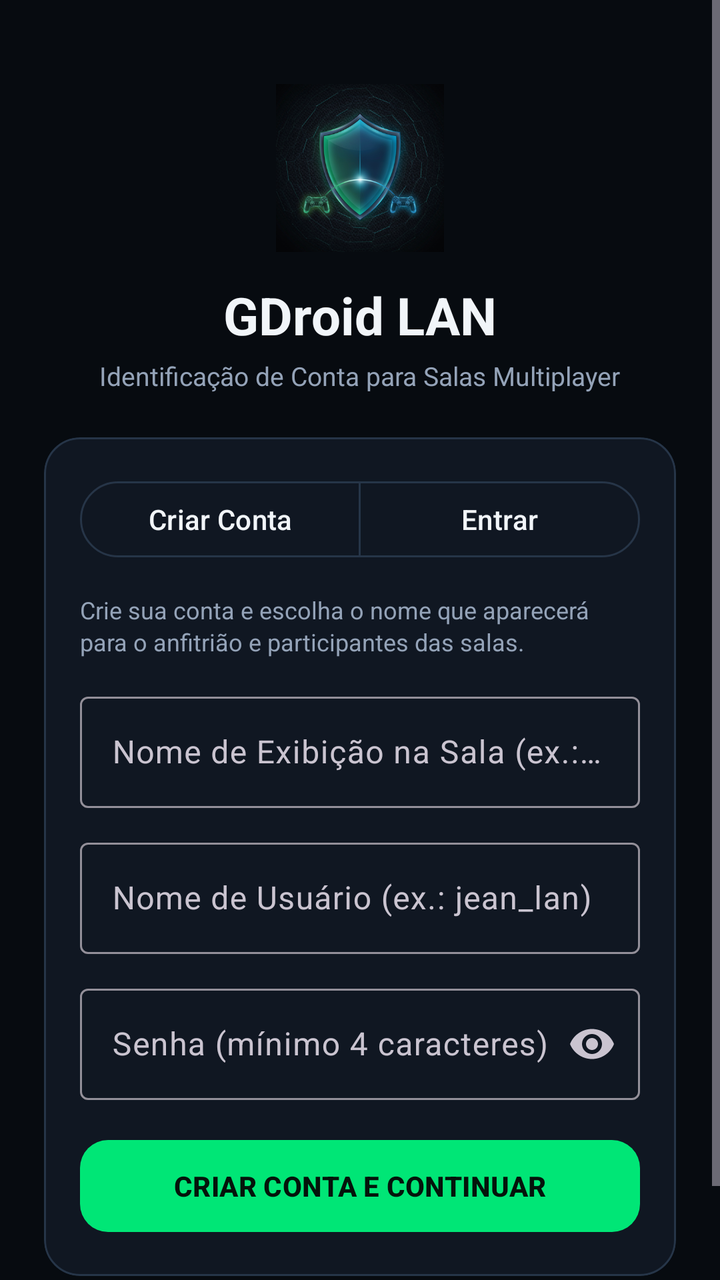
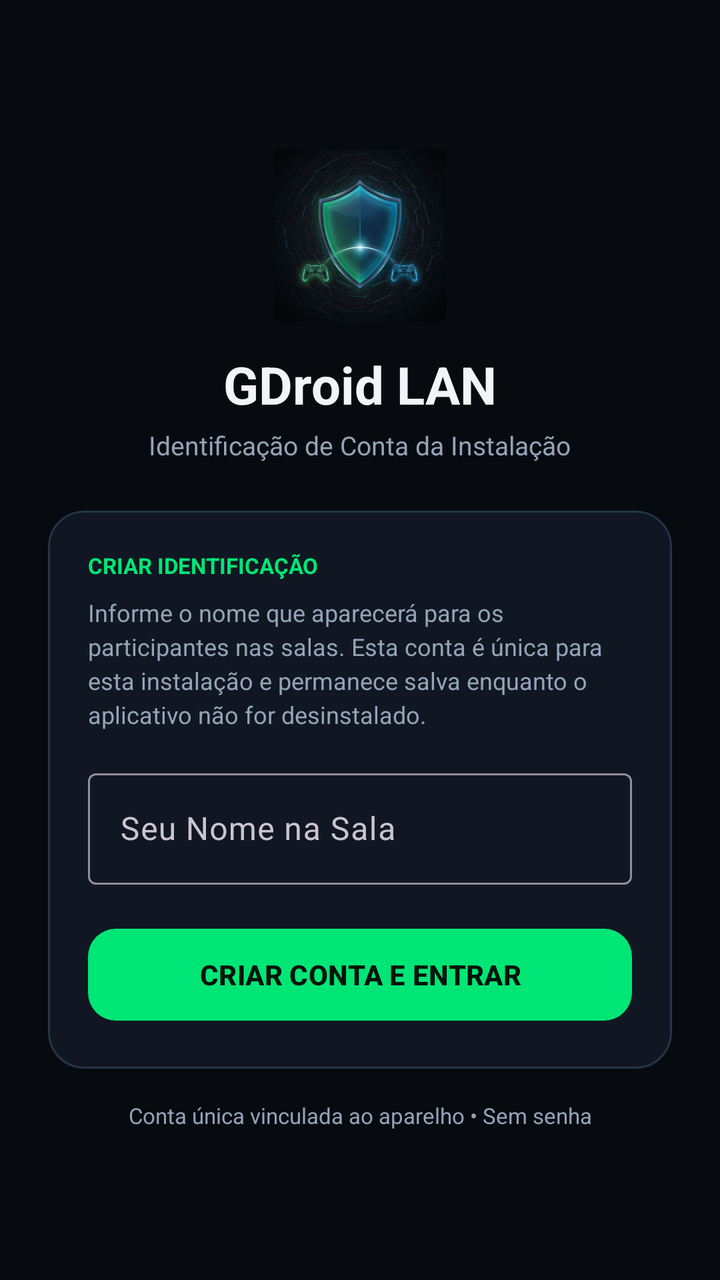

The first picture is an Android layout as it rendered before a commit; the second is the same layout after the commit. The layout source and the unified diff follow.
<!-- AndroidManifest.xml: application theme Theme.GDroidLAN -->
<!-- res/layout/activity_auth.xml -->
<?xml version="1.0" encoding="utf-8"?>
<ScrollView xmlns:android="http://schemas.android.com/apk/res/android"
    xmlns:app="http://schemas.android.com/apk/res-auto"
    android:layout_width="match_parent"
    android:layout_height="match_parent"
    android:background="@color/bg_obsidian"
    android:fillViewport="true">

    <LinearLayout
        android:layout_width="match_parent"
        android:layout_height="wrap_content"
        android:gravity="center_horizontal"
        android:orientation="vertical"
        android:padding="22dp">

        <ImageView
            android:layout_width="84dp"
            android:layout_height="84dp"
            android:layout_marginTop="20dp"
            android:contentDescription="@string/app_name"
            android:src="@drawable/img_hero_logo" />

        <TextView
            android:layout_width="wrap_content"
            android:layout_height="wrap_content"
            android:layout_marginTop="14dp"
            android:text="GDroid LAN"
            android:textColor="@color/text_primary"
            android:textSize="26sp"
            android:textStyle="bold" />

        <TextView
            android:layout_width="wrap_content"
            android:layout_height="wrap_content"
            android:layout_marginTop="4dp"
            android:gravity="center"
            android:text="Identificação de Conta para Salas Multiplayer"
            android:textColor="@color/text_secondary"
            android:textSize="13sp" />

        <com.google.android.material.card.MaterialCardView
            android:layout_width="match_parent"
            android:layout_height="wrap_content"
            android:layout_marginTop="22dp"
            app:cardBackgroundColor="@color/surface_card"
            app:cardCornerRadius="18dp"
            app:cardElevation="0dp"
            app:strokeColor="@color/stroke_subtle"
            app:strokeWidth="1dp">

            <LinearLayout
                android:layout_width="match_parent"
                android:layout_height="wrap_content"
                android:orientation="vertical"
                android:padding="18dp">

                <com.google.android.material.button.MaterialButtonToggleGroup
                    android:id="@+id/grupoAbaConta"
                    android:layout_width="match_parent"
                    android:layout_height="wrap_content"
                    app:selectionRequired="true"
                    app:singleSelection="true">

                    <com.google.android.material.button.MaterialButton
                        android:id="@+id/btnAbaCriarConta"
                        style="?attr/materialButtonOutlinedStyle"
                        android:layout_width="0dp"
                        android:layout_height="46dp"
                        android:layout_weight="1"
                        android:text="Criar Conta"
                        android:textColor="@color/text_primary"
                        app:strokeColor="@color/stroke_subtle" />

                    <com.google.android.material.button.MaterialButton
                        android:id="@+id/btnAbaEntrarConta"
                        style="?attr/materialButtonOutlinedStyle"
                        android:layout_width="0dp"
                        android:layout_height="46dp"
                        android:layout_weight="1"
                        android:text="Entrar"
                        android:textColor="@color/text_primary"
                        app:strokeColor="@color/stroke_subtle" />
                </com.google.android.material.button.MaterialButtonToggleGroup>

                <TextView
                    android:id="@+id/txtDescricaoConta"
                    android:layout_width="match_parent"
                    android:layout_height="wrap_content"
                    android:layout_marginTop="14dp"
                    android:lineSpacingExtra="2dp"
                    android:text="Crie sua conta e escolha o nome que aparecerá para o anfitrião e participantes das salas."
                    android:textColor="@color/text_secondary"
                    android:textSize="12sp" />

                
                <com.google.android.material.textfield.TextInputLayout
                    android:id="@+id/layoutNomeExibicao"
                    android:layout_width="match_parent"
                    android:layout_height="wrap_content"
                    android:layout_marginTop="14dp"
                    android:hint="Nome de Exibição na Sala (ex.: Jean)">

                    <com.google.android.material.textfield.TextInputEditText
                        android:id="@+id/edtNomeExibicao"
                        android:layout_width="match_parent"
                        android:layout_height="wrap_content"
                        android:inputType="textPersonName|textCapWords"
                        android:maxLength="24"
                        android:textColor="@color/text_primary" />
                </com.google.android.material.textfield.TextInputLayout>

                
                <com.google.android.material.textfield.TextInputLayout
                    android:layout_width="match_parent"
                    android:layout_height="wrap_content"
                    android:layout_marginTop="12dp"
                    android:hint="Nome de Usuário (ex.: jean_lan)">

                    <com.google.android.material.textfield.TextInputEditText
                        android:id="@+id/edtUsuario"
                        android:layout_width="match_parent"
                        android:layout_height="wrap_content"
                        android:inputType="textNoSuggestions"
                        android:maxLength="20"
                        android:textColor="@color/text_primary" />
                </com.google.android.material.textfield.TextInputLayout>

                
                <com.google.android.material.textfield.TextInputLayout
                    android:layout_width="match_parent"
                    android:layout_height="wrap_content"
                    android:layout_marginTop="12dp"
                    android:hint="Senha (mínimo 4 caracteres)"
                    app:endIconMode="password_toggle">

                    <com.google.android.material.textfield.TextInputEditText
                        android:id="@+id/edtSenha"
                        android:layout_width="match_parent"
                        android:layout_height="wrap_content"
                        android:inputType="textPassword"
                        android:maxLength="32"
                        android:textColor="@color/text_primary" />
                </com.google.android.material.textfield.TextInputLayout>

                <TextView
                    android:id="@+id/txtErroConta"
                    android:layout_width="match_parent"
                    android:layout_height="wrap_content"
                    android:layout_marginTop="10dp"
                    android:textColor="@color/danger_red"
                    android:textSize="12sp"
                    android:visibility="gone" />

                <com.google.android.material.button.MaterialButton
                    android:id="@+id/btnConfirmarConta"
                    android:layout_width="match_parent"
                    android:layout_height="54dp"
                    android:layout_marginTop="16dp"
                    android:text="CRIAR CONTA E CONTINUAR"
                    android:textColor="#04140B"
                    android:textSize="14sp"
                    android:textStyle="bold"
                    app:backgroundTint="@color/neon_emerald"
                    app:cornerRadius="14dp" />

            </LinearLayout>
        </com.google.android.material.card.MaterialCardView>

        <TextView
            android:layout_width="match_parent"
            android:layout_height="wrap_content"
            android:layout_marginTop="16dp"
            android:gravity="center"
            android:text="Acesso protegido localmente • Identificador único por conta"
            android:textColor="@color/text_secondary"
            android:textSize="11sp" />

    </LinearLayout>
</ScrollView>
<!-- resources referenced by this layout -->
<resources>
  <color name="bg_obsidian">#070B10</color>
  <color name="danger_red">#FF5252</color>
  <color name="neon_emerald">#00E676</color>
  <color name="stroke_subtle">#263548</color>
  <color name="surface_card">#101722</color>
  <color name="text_primary">#F1F5F9</color>
  <color name="text_secondary">#94A3B8</color>
  <!-- drawable img_hero_logo: png bitmap (drawable-nodpi, 236052 bytes) -->
  <string name="app_name">GDroid LAN</string>
  <style name="Theme.GDroidLAN" parent="Theme.Material3.Dark.NoActionBar">
          <item name="colorPrimary">@color/neon_emerald</item>
          <item name="colorOnPrimary">#04140B</item>
          <item name="colorSecondary">@color/neon_cyan</item>
          <item name="android:statusBarColor">@color/bg_obsidian</item>
          <item name="android:navigationBarColor">@color/bg_obsidian</item>
          <item name="android:windowBackground">@color/bg_obsidian</item>
      </style>
  <color name="neon_cyan">#00B8D4</color>
</resources>

<!-- the commit's change to res/layout/activity_auth.xml (unified diff, before → after) -->
@@ -9,14 +9,13 @@
     <LinearLayout
         android:layout_width="match_parent"
         android:layout_height="wrap_content"
-        android:gravity="center_horizontal"
+        android:gravity="center"
         android:orientation="vertical"
-        android:padding="22dp">
+        android:padding="24dp">
 
         <ImageView
-            android:layout_width="84dp"
-            android:layout_height="84dp"
-            android:layout_marginTop="20dp"
+            android:layout_width="86dp"
+            android:layout_height="86dp"
             android:contentDescription="@string/app_name"
             android:src="@drawable/img_hero_logo" />
 
@@ -34,14 +33,14 @@
             android:layout_height="wrap_content"
             android:layout_marginTop="4dp"
             android:gravity="center"
-            android:text="Identificação de Conta para Salas Multiplayer"
+            android:text="Identificação de Conta da Instalação"
             android:textColor="@color/text_secondary"
             android:textSize="13sp" />
 
         <com.google.android.material.card.MaterialCardView
             android:layout_width="match_parent"
             android:layout_height="wrap_content"
-            android:layout_marginTop="22dp"
+            android:layout_marginTop="24dp"
             app:cardBackgroundColor="@color/surface_card"
             app:cardCornerRadius="18dp"
             app:cardElevation="0dp"
@@ -52,94 +51,41 @@
                 android:layout_width="match_parent"
                 android:layout_height="wrap_content"
                 android:orientation="vertical"
-                android:padding="18dp">
+                android:padding="20dp">
 
-                <com.google.android.material.button.MaterialButtonToggleGroup
-                    android:id="@+id/grupoAbaConta"
+                <TextView
+                    android:layout_width="wrap_content"
+                    android:layout_height="wrap_content"
+                    android:text="CRIAR IDENTIFICAÇÃO"
+                    android:textColor="@color/neon_emerald"
+                    android:textSize="11sp"
+                    android:textStyle="bold" />
+
+                <TextView
                     android:layout_width="match_parent"
                     android:layout_height="wrap_content"
-                    app:selectionRequired="true"
-                    app:singleSelection="true">
-
-                    <com.google.android.material.button.MaterialButton
-                        android:id="@+id/btnAbaCriarConta"
-                        style="?attr/materialButtonOutlinedStyle"
-                        android:layout_width="0dp"
-                        android:layout_height="46dp"
-                        android:layout_weight="1"
-                        android:text="Criar Conta"
-                        android:textColor="@color/text_primary"
-                        app:strokeColor="@color/stroke_subtle" />
-
-                    <com.google.android.material.button.MaterialButton
-                        android:id="@+id/btnAbaEntrarConta"
-                        style="?attr/materialButtonOutlinedStyle"
-                        android:layout_width="0dp"
-                        android:layout_height="46dp"
-                        android:layout_weight="1"
-                        android:text="Entrar"
-                        android:textColor="@color/text_primary"
-                        app:strokeColor="@color/stroke_subtle" />
-                </com.google.android.material.button.MaterialButtonToggleGroup>
-
-                <TextView
-                    android:id="@+id/txtDescricaoConta"
-                    android:layout_width="match_parent"
-                    android:layout_height="wrap_content"
-                    android:layout_marginTop="14dp"
-                    android:lineSpacingExtra="2dp"
-                    android:text="Crie sua conta e escolha o nome que aparecerá para o anfitrião e participantes das salas."
+                    android:layout_marginTop="8dp"
+                    android:lineSpacingExtra="3dp"
+                    android:text="Informe o nome que aparecerá para os participantes nas salas. Esta conta é única para esta instalação e permanece salva enquanto o aplicativo não for desinstalado."
                     android:textColor="@color/text_secondary"
                     android:textSize="12sp" />
 
-                
                 <com.google.android.material.textfield.TextInputLayout
-                    android:id="@+id/layoutNomeExibicao"
                     android:layout_width="match_parent"
                     android:layout_height="wrap_content"
-                    android:layout_marginTop="14dp"
-                    android:hint="Nome de Exibição na Sala (ex.: Jean)">
+                    android:layout_marginTop="16dp"
+                    android:hint="Seu Nome na Sala">
 
                     <com.google.android.material.textfield.TextInputEditText
                         android:id="@+id/edtNomeExibicao"
                         android:layout_width="match_parent"
                         android:layout_height="wrap_content"
+                        android:imeOptions="actionDone"
                         android:inputType="textPersonName|textCapWords"
                         android:maxLength="24"
-                        android:textColor="@color/text_primary" />
-                </com.google.android.material.textfield.TextInputLayout>
-
-                
-                <com.google.android.material.textfield.TextInputLayout
-                    android:layout_width="match_parent"
-                    android:layout_height="wrap_content"
-                    android:layout_marginTop="12dp"
-                    android:hint="Nome de Usuário (ex.: jean_lan)">
-
-                    <com.google.android.material.textfield.TextInputEditText
-                        android:id="@+id/edtUsuario"
-                        android:layout_width="match_parent"
-                        android:layout_height="wrap_content"
-                        android:inputType="textNoSuggestions"
-                        android:maxLength="20"
-                        android:textColor="@color/text_primary" />
-                </com.google.android.material.textfield.TextInputLayout>
-
-                
-                <com.google.android.material.textfield.TextInputLayout
-                    android:layout_width="match_parent"
-                    android:layout_height="wrap_content"
-                    android:layout_marginTop="12dp"
-                    android:hint="Senha (mínimo 4 caracteres)"
-                    app:endIconMode="password_toggle">
-
-                    <com.google.android.material.textfield.TextInputEditText
-                        android:id="@+id/edtSenha"
-                        android:layout_width="match_parent"
-                        android:layout_height="wrap_content"
-                        android:inputType="textPassword"
-                        android:maxLength="32"
-                        android:textColor="@color/text_primary" />
+                        android:singleLine="true"
+                        android:textColor="@color/text_primary"
+                        android:textSize="16sp" />
                 </com.google.android.material.textfield.TextInputLayout>
 
                 <TextView
@@ -155,8 +101,8 @@
                     android:id="@+id/btnConfirmarConta"
                     android:layout_width="match_parent"
                     android:layout_height="54dp"
-                    android:layout_marginTop="16dp"
-                    android:text="CRIAR CONTA E CONTINUAR"
+                    android:layout_marginTop="18dp"
+                    android:text="CRIAR CONTA E ENTRAR"
                     android:textColor="#04140B"
                     android:textSize="14sp"
                     android:textStyle="bold"
@@ -171,7 +117,7 @@
             android:layout_height="wrap_content"
             android:layout_marginTop="16dp"
             android:gravity="center"
-            android:text="Acesso protegido localmente • Identificador único por conta"
+            android:text="Conta única vinculada ao aparelho • Sem senha"
             android:textColor="@color/text_secondary"
             android:textSize="11sp" />
 
